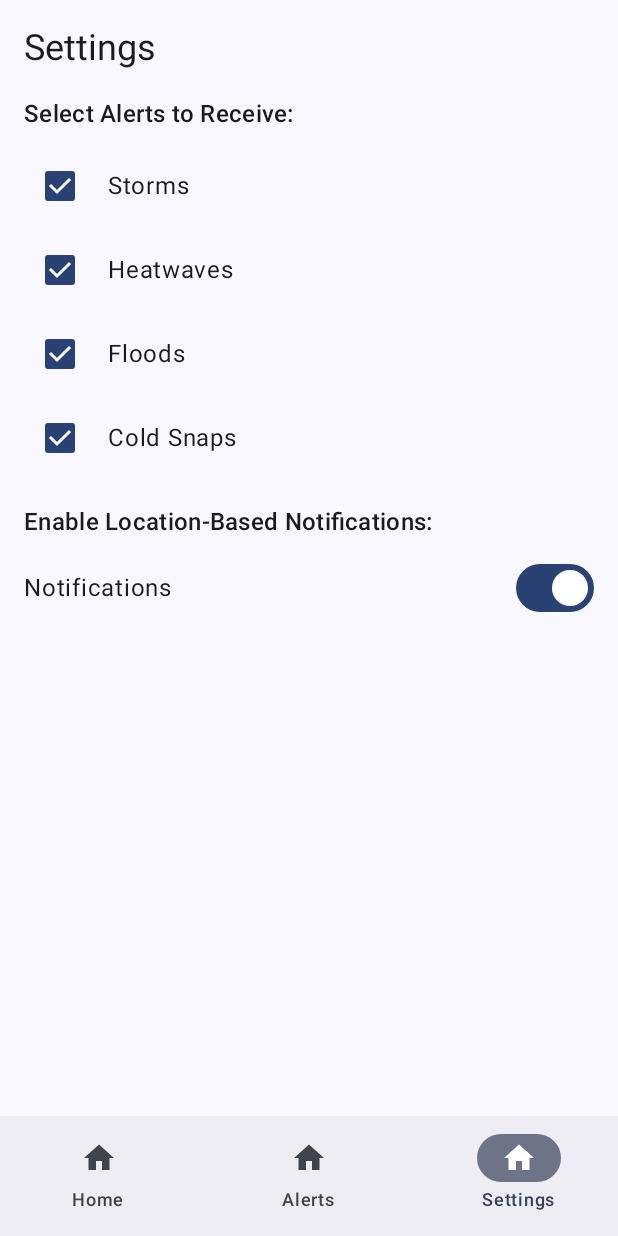
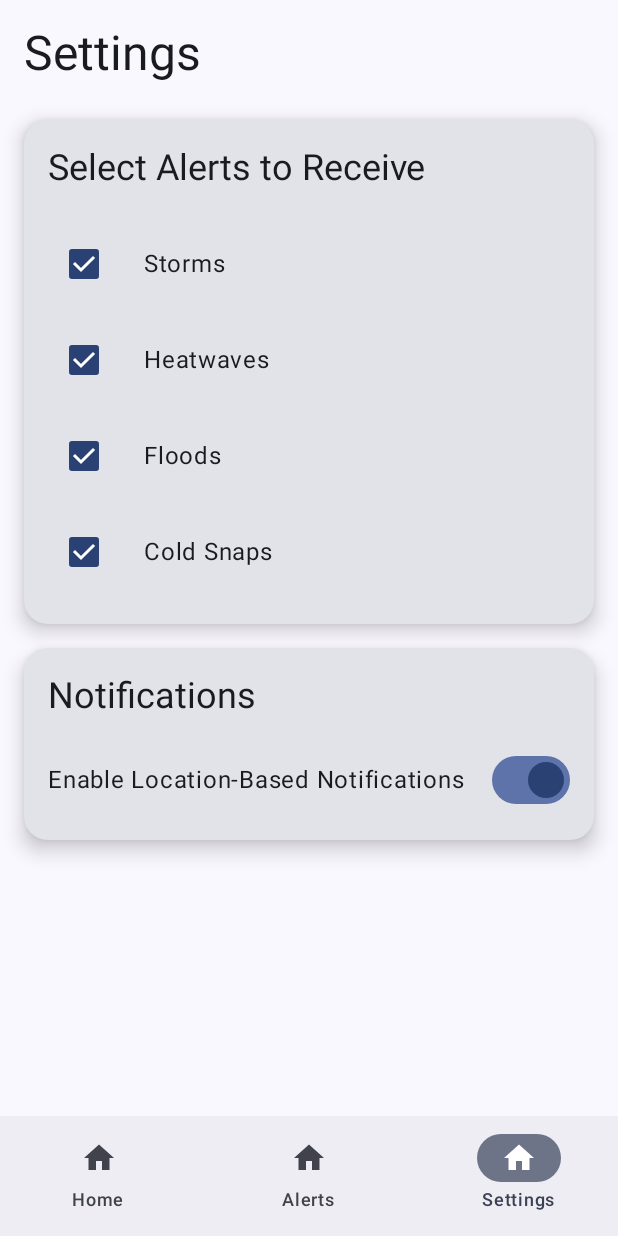
Before and after one commit to segunOluwatayo/WeatherAlerApp, an Android app built with Jetpack Compose: the screen it shows after launch (MainActivity), item 3 of the bottom bar chosen, on a phone screen of 412 x 824 dp. Run offline under Robolectric (Android 15) with nearby library versions, the phone set to English and light mode, and no system bars; our stand-ins replace Room's generated code; 2 statements that could not run were skipped.

Commit message:
Made a design overhaul to the Settings screen

```diff
--- a/app/src/main/java/com/example/weatheralertapp/SettingsScreen.kt
+++ b/app/src/main/java/com/example/weatheralertapp/SettingsScreen.kt
@@ -2,6 +2,7 @@ package com.example.weatheralertapp
 
 import android.content.Context
 import androidx.compose.foundation.layout.*
+import androidx.compose.foundation.shape.RoundedCornerShape
 import androidx.compose.material3.*
 import androidx.compose.runtime.*
 import androidx.compose.ui.Alignment
@@ -10,12 +11,9 @@ import androidx.compose.ui.platform.LocalContext
 import androidx.compose.ui.unit.dp
 import androidx.lifecycle.viewmodel.compose.viewModel
 
-// Composable function representing the Settings screen where users can manage their preferences
 @Composable
 fun SettingsScreen(viewModel: SettingsViewModel = viewModel()) {
     val context = LocalContext.current
-
-    // Observes changes in user preferences from the ViewModel
     val preferences by viewModel.preferences.collectAsState(initial = UserPreferences())
 
     Scaffold { padding ->
@@ -23,7 +21,6 @@ fun SettingsScreen(viewModel: SettingsViewModel = viewModel()) {
     }
 }
 
-// Composable function to display settings content, allowing users to select weather alerts and toggle notifications
 @Composable
 fun SettingsContent(
     preferences: UserPreferences,
@@ -38,16 +35,26 @@ fun SettingsContent(
     ) {
         Text(
             text = "Settings",
+            style = MaterialTheme.typography.headlineLarge,
+            modifier = Modifier.padding(bottom = 24.dp)
+        )
+
+        Card(
+            modifier = Modifier
+                .fillMaxWidth()
+                .padding(bottom = 16.dp),
+            shape = RoundedCornerShape(16.dp),
+            elevation = CardDefaults.cardElevation(8.dp)
+        ) {
+            Column(
+                modifier = Modifier.padding(16.dp)
+            ) {
+                Text(
+                    text = "Select Alerts to Receive",
                     style = MaterialTheme.typography.headlineSmall,
                     modifier = Modifier.padding(bottom = 16.dp)
                 )
-        Text(
-            text = "Select Alerts to Receive:",
-            style = MaterialTheme.typography.titleMedium,
-            modifier = Modifier.padding(bottom = 8.dp)
-        )
 
-        // Individual checkboxes for different alert types, allowing users to enable or disable each alert
                 CheckboxItem(
                     label = "Storms",
                     checked = preferences.storms,
@@ -68,57 +75,76 @@ fun SettingsContent(
                     checked = preferences.coldSnaps,
                     onCheckedChange = { viewModel.updatePreferences(coldSnaps = it) }
                 )
-        Spacer(modifier = Modifier.height(16.dp))
+            }
+        }
+
+        Card(
+            modifier = Modifier.fillMaxWidth(),
+            shape = RoundedCornerShape(16.dp),
+            elevation = CardDefaults.cardElevation(8.dp)
+        ) {
+            Column(
+                modifier = Modifier.padding(16.dp)
+            ) {
                 Text(
-            text = "Enable Location-Based Notifications:",
-            style = MaterialTheme.typography.titleMedium,
-            modifier = Modifier.padding(bottom = 8.dp)
+                    text = "Notifications",
+                    style = MaterialTheme.typography.headlineSmall,
+                    modifier = Modifier.padding(bottom = 16.dp)
                 )
 
-        // Switch item to toggle location-based notifications
                 SwitchItem(
                     checked = preferences.notificationsEnabled,
                     onCheckedChange = { viewModel.updatePreferences(notificationsEnabled = it) }
                 )
             }
         }
+    }
+}
 
-// Composable function to display a labeled checkbox item for each type of alert
 @Composable
 fun CheckboxItem(label: String, checked: Boolean, onCheckedChange: (Boolean) -> Unit) {
     Row(
         modifier = Modifier
             .fillMaxWidth()
-            .padding(vertical = 4.dp),
+            .padding(vertical = 8.dp),
         verticalAlignment = Alignment.CenterVertically
     ) {
-
-        // Checkbox component for selecting alert preferences
         Checkbox(
             checked = checked,
-            onCheckedChange = onCheckedChange
+            onCheckedChange = onCheckedChange,
+            colors = CheckboxDefaults.colors(
+                checkedColor = MaterialTheme.colorScheme.primary,
+                uncheckedColor = MaterialTheme.colorScheme.onSurface.copy(alpha = 0.6f)
+            )
         )
         Text(
             text = label,
             style = MaterialTheme.typography.bodyLarge,
-            modifier = Modifier.padding(start = 8.dp)
+            modifier = Modifier.padding(start = 16.dp)
         )
     }
 }
 
-// Composable function to display a switch for enabling or disabling notifications
 @Composable
 fun SwitchItem(checked: Boolean, onCheckedChange: (Boolean) -> Unit) {
     Row(
-        modifier = Modifier
-            .fillMaxWidth(),
+        modifier = Modifier.fillMaxWidth(),
         verticalAlignment = Alignment.CenterVertically
     ) {
-        Text(text = "Notifications", style = MaterialTheme.typography.bodyLarge)
-        Spacer(modifier = Modifier.weight(1f))
+        Text(
+            text = "Enable Location-Based Notifications",
+            style = MaterialTheme.typography.bodyLarge,
+            modifier = Modifier.weight(1f)
+        )
         Switch(
             checked = checked,
-            onCheckedChange = onCheckedChange
+            onCheckedChange = onCheckedChange,
+            colors = SwitchDefaults.colors(
+                checkedThumbColor = MaterialTheme.colorScheme.primary,
+                checkedTrackColor = MaterialTheme.colorScheme.primaryContainer,
+                uncheckedThumbColor = MaterialTheme.colorScheme.onSurface.copy(alpha = 0.6f),
+                uncheckedTrackColor = MaterialTheme.colorScheme.surfaceVariant
+            )
         )
     }
 }
--- a/app/src/main/java/com/example/weatheralertapp/WeatherService.kt
+++ b/app/src/main/java/com/example/weatheralertapp/WeatherService.kt
@@ -80,7 +80,7 @@ data class AlertItem(
     val end: Long,
     val description: String,
     val tags: List<String>,
-    val distance: Double? // Added to match Event structure
+    val distance: Double?,
 ) {
     companion object {
         fun fromEvent(event: Event): AlertItem {
```
Lines whose indentation alone changed are shown as unchanged.
